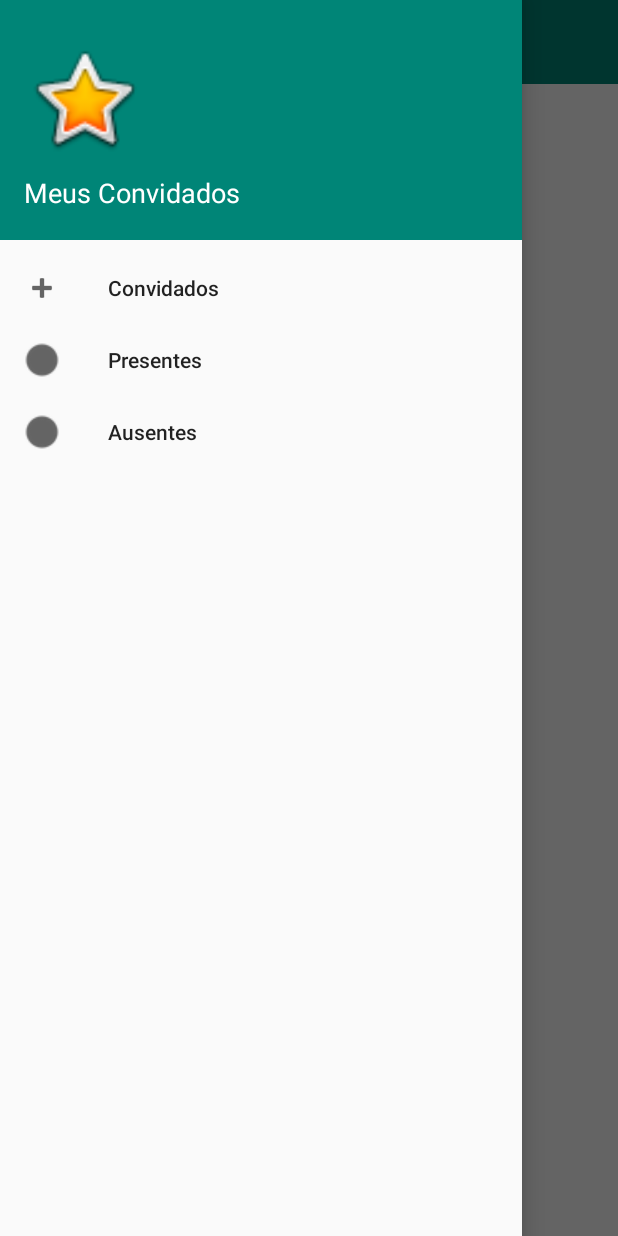
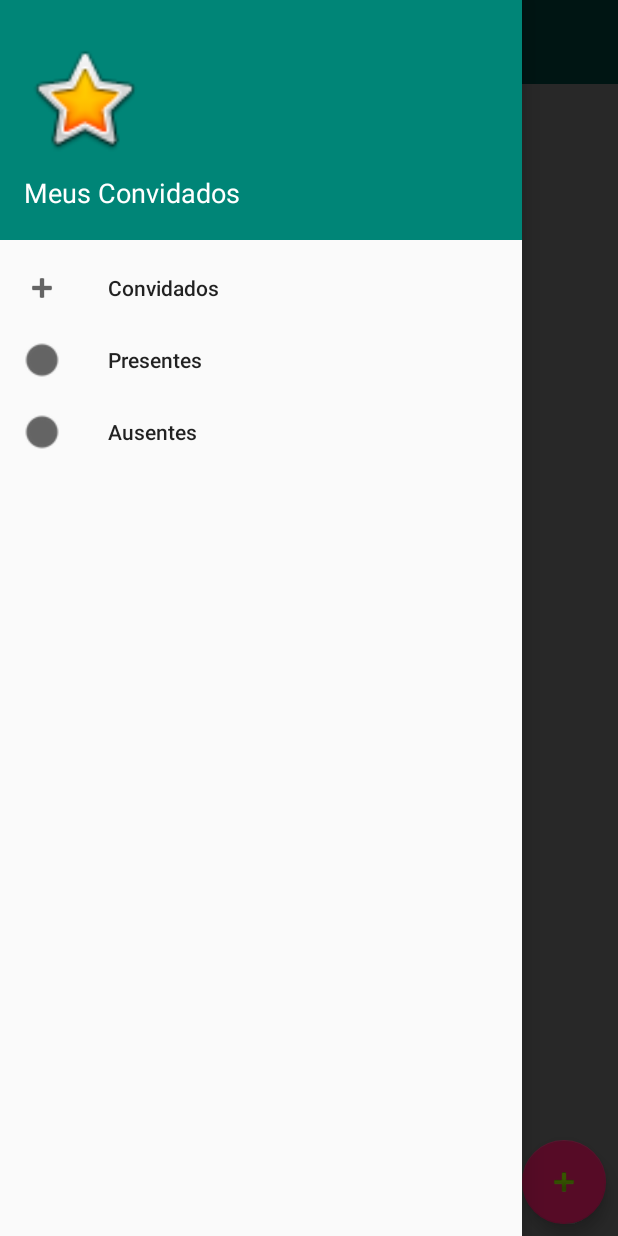
Before and after one commit to reginaldobarreto/GuestList, an Android app: the screen it shows after launch (MainActivity), with the side drawer open, on a phone screen of 412 x 824 dp. Run offline under Robolectric (Android 15) with nearby library versions, the phone set to English and light mode, and no system bars; our stand-ins replace ButterKnife.

Commit message:
add menu2, layout content e FloatActionButton

```diff
--- a/app/src/main/res/layout/activity_main.xml
+++ b/app/src/main/res/layout/activity_main.xml
@@ -12,12 +12,17 @@
     <include layout="@layout/toolbar" />
 
     <com.google.android.material.navigation.NavigationView
+        android:id="@+id/navigation_view"
         android:layout_width="match_parent"
         android:layout_height="match_parent"
         app:headerLayout="@layout/header"
         android:layout_gravity="start"
-        app:menu="@menu/menu"
-        android:id="@+id/navigation_view"/>
+        app:menu="@menu/menu" />
+
+    <include
+        layout="@layout/content"
+        android:layout_width="wrap_content"
+        android:layout_height="wrap_content" />
 
 
 </androidx.drawerlayout.widget.DrawerLayout>
--- /dev/null
+++ b/app/src/main/res/layout/content.xml
@@ -0,0 +1,19 @@
+<?xml version="1.0" encoding="utf-8"?>
+<androidx.constraintlayout.widget.ConstraintLayout
+    xmlns:android="http://schemas.android.com/apk/res/android"
+    xmlns:app="http://schemas.android.com/apk/res-auto"
+    android:layout_width="match_parent"
+    android:layout_height="match_parent">
+
+    <com.google.android.material.floatingactionbutton.FloatingActionButton
+        android:id="@+id/floatingActionButton"
+        android:layout_width="wrap_content"
+        android:layout_height="wrap_content"
+        android:layout_marginEnd="8dp"
+        android:layout_marginBottom="8dp"
+        android:clickable="true"
+        app:fabSize="normal"
+        app:layout_constraintBottom_toBottomOf="parent"
+        app:layout_constraintEnd_toEndOf="parent"
+        app:srcCompat="@android:drawable/ic_input_add" />
+</androidx.constraintlayout.widget.ConstraintLayout>
--- /dev/null
+++ b/app/src/main/res/menu/menu_toolbar.xml
@@ -0,0 +1,5 @@
+<?xml version="1.0" encoding="utf-8"?>
+<menu xmlns:android="http://schemas.android.com/apk/res/android">
+
+    <item android:title="About" />
+</menu>
```
